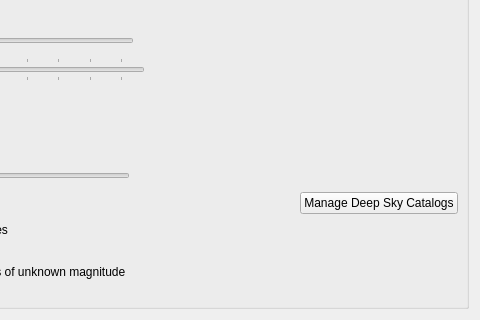
Above: kstars/options/opscatalog.ui from KDE/kstars before the change; both pictures show x 341 to 821 and y 244 to 564 of the 821 by 564 pixel window. Below: the same form after it.
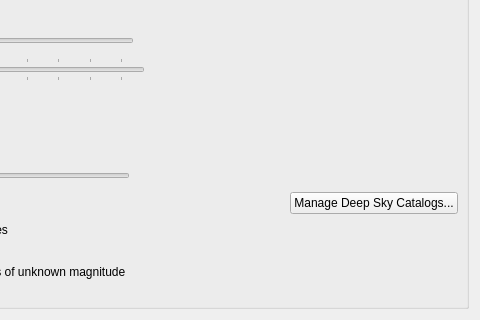
That is the form after the change. Custom widgets are drawn as their Qt base class.

```diff
--- a/kstars/options/opscatalog.ui
+++ b/kstars/options/opscatalog.ui
@@ -590,7 +590,7 @@
           <item>
            <widget class="QPushButton" name="manageButton">
             <property name="text">
-             <string>Manage Deep Sky Catalogs</string>
+             <string>Manage Deep Sky Catalogs...</string>
             </property>
            </widget>
           </item>
```
